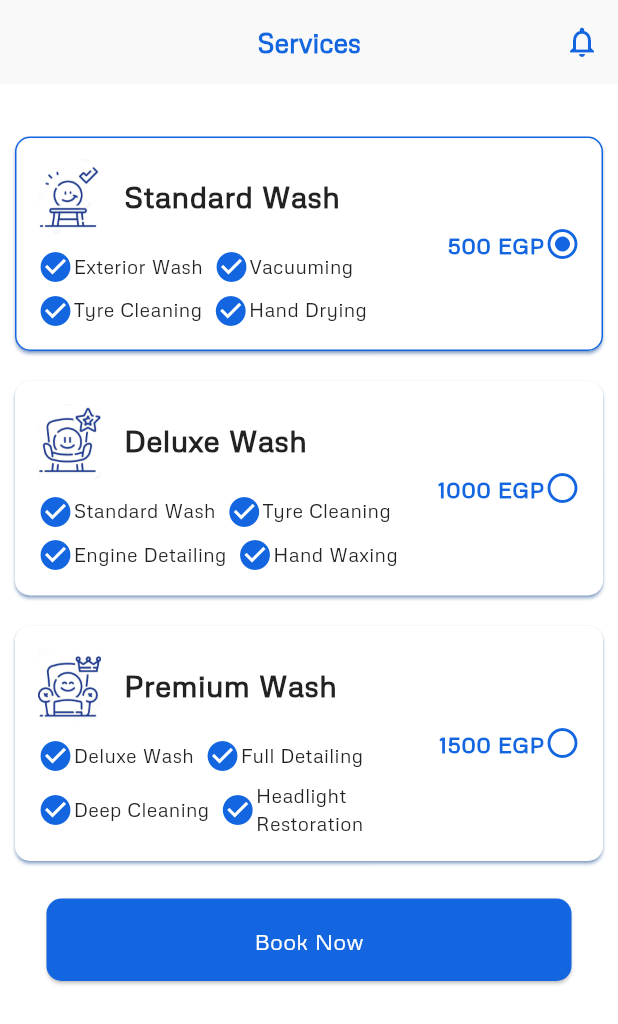
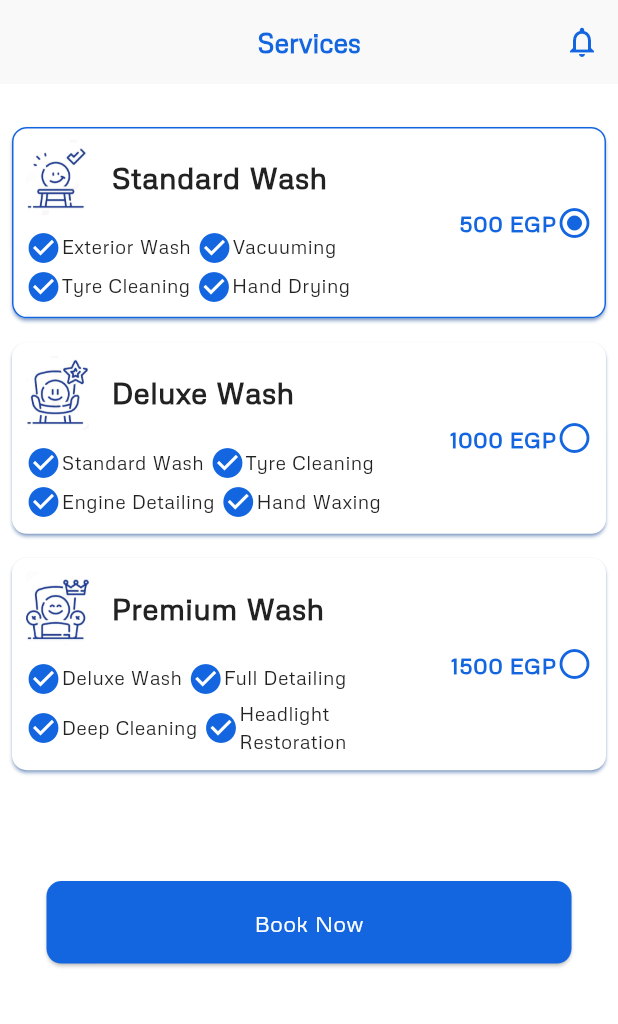
Before and after one commit to ahmedMetwaly/Carwash-app, a Flutter app: the ServicesPage screen opened directly, on a phone screen of 412 x 824 dp. Shown: the top 1024 px of the screen. Run offline on Flutter 3.47's test engine with Material 3 defaults, Android fonts, the phone set to English and light mode, and no system bars; our stand-ins replace cloud_firestore, dio, equatable, firebase_auth, firebase_core, firebase_storage and 11 more; missing offline and left inert: flutter_facebook_auth, flutter_stripe, gif_view, google_maps_place_picker_mb, progress_tracker; accounts and stored records are empty.

Commit message:
services page MediaQuery

```diff
--- a/lib/features/home/presentation/pages/services_page.dart
+++ b/lib/features/home/presentation/pages/services_page.dart
@@ -1,6 +1,7 @@
 import 'package:carwashapp/features/progress/progress/progress_tracker.dart';
 import 'package:flutter/material.dart';
 
+import '../../../../core/utils/media_query_utils.dart';
 import '../../data/models/services_model.dart';
 import '../widgets/service_plan_item.dart';
 
@@ -38,8 +39,8 @@ class _ServicesPageState extends State<ServicesPage> {
       body: SingleChildScrollView(
         child: Column(
           children: [
-            const SizedBox(
-              height: 25,
+            SizedBox(
+              height: MediaQueryUtils.getHeightPercentage(context, 0.025),
             ),
             GestureDetector(
               onTap: () => setState(() {
@@ -49,7 +50,8 @@ class _ServicesPageState extends State<ServicesPage> {
               child: ServicePlanItem(
                 servicePlan: servicePlan[0],
                 img: 'assets/images/Standard.png',
-                isSelected: servicePlanSelected == 'Standard Wash' ? true : false,
+                isSelected:
+                    servicePlanSelected == 'Standard Wash' ? true : false,
                 price: servicePlan[0].price,
               ),
             ),
@@ -73,12 +75,13 @@ class _ServicesPageState extends State<ServicesPage> {
               child: ServicePlanItem(
                 servicePlan: servicePlan[2],
                 img: 'assets/images/Premium.png',
-                isSelected: servicePlanSelected == 'Premium Wash' ? true : false,
+                isSelected:
+                    servicePlanSelected == 'Premium Wash' ? true : false,
                 price: servicePlan[2].price,
               ),
             ),
-            const SizedBox(
-              height: 15,
+            SizedBox(
+              height: MediaQueryUtils.getHeightPercentage(context, 0.08),
             ),
             ElevatedButton(
               onPressed: () {
--- a/lib/features/home/presentation/widgets/service_plan_item.dart
+++ b/lib/features/home/presentation/widgets/service_plan_item.dart
@@ -1,6 +1,7 @@
 import 'package:carwashapp/core/constants/colors_manager.dart';
 import 'package:flutter/material.dart';
 
+import '../../../../core/utils/media_query_utils.dart';
 import '../../data/models/services_model.dart';
 
 class ServicePlanItem extends StatelessWidget {
@@ -27,9 +28,11 @@ class ServicePlanItem extends StatelessWidget {
           color: isSelected ? primaryColor : Colors.transparent,
         ),
       ),
-      margin: const EdgeInsets.all(10),
+      margin: const EdgeInsets.all(8),
       child: Padding(
-        padding: const EdgeInsets.all(15.0),
+        padding: EdgeInsets.all(
+          MediaQueryUtils.getHeightPercentage(context, 0.011),
+        ),
         child: Row(
           mainAxisAlignment: MainAxisAlignment.spaceBetween,
           children: [
@@ -40,7 +43,8 @@ class ServicePlanItem extends StatelessWidget {
                   children: [
                     Image.asset(
                       img,
-                      height: 50,
+                      height:
+                          MediaQueryUtils.getHeightPercentage(context, 0.060),
                     ),
                     const SizedBox(
                       width: 15,
@@ -68,8 +72,9 @@ class ServicePlanItem extends StatelessWidget {
                           servicePlan.services[0],
                           style: const TextStyle(fontSize: 13),
                         ),
-                        const SizedBox(
-                          width: 7,
+                        SizedBox(
+                          width: MediaQueryUtils.getWidthPercentage(
+                              context, 0.009),
                         ),
                         Icon(
                           Icons.check_circle,
@@ -81,8 +86,9 @@ class ServicePlanItem extends StatelessWidget {
                         ),
                       ],
                     ),
-                    const SizedBox(
-                      height: 5,
+                    SizedBox(
+                      height:
+                          MediaQueryUtils.getWidthPercentage(context, 0.005),
                     ),
                     Row(
                       children: [
@@ -94,8 +100,9 @@ class ServicePlanItem extends StatelessWidget {
                           servicePlan.services[2],
                           style: const TextStyle(fontSize: 13),
                         ),
-                        const SizedBox(
-                          width: 7,
+                        SizedBox(
+                          width: MediaQueryUtils.getWidthPercentage(
+                              context, 0.009),
                         ),
                         Icon(
                           Icons.check_circle,
```
